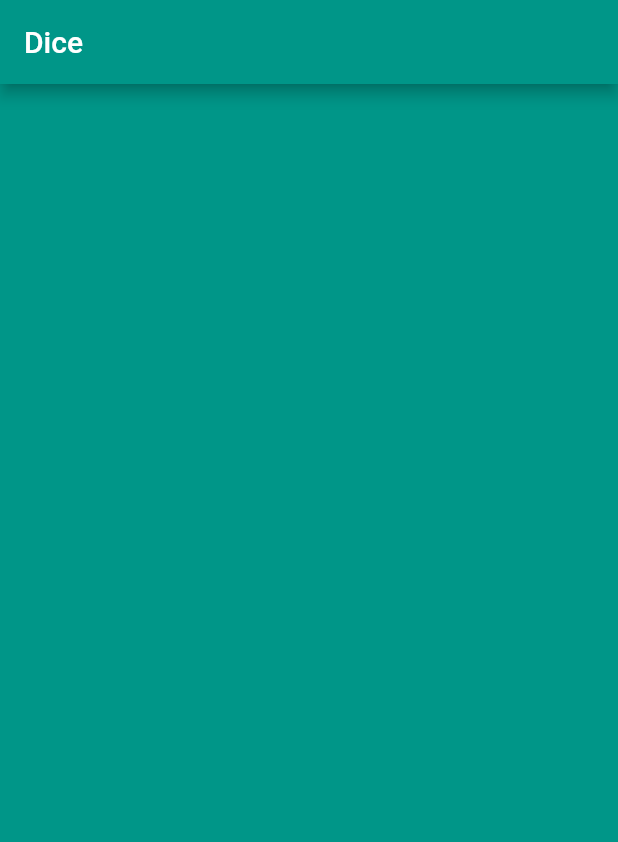
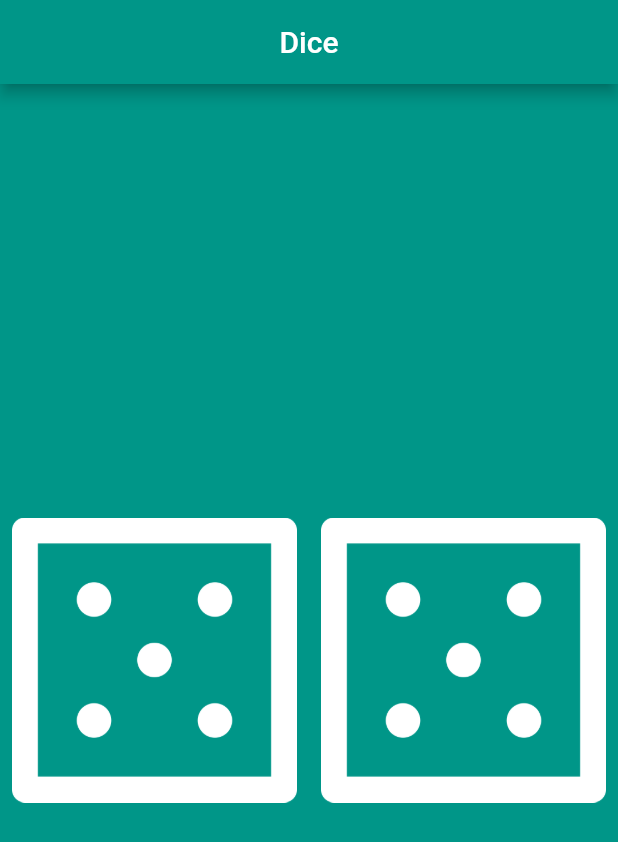
Before and after one commit to berkanergil/dice_app, a Flutter app: the screen it shows after launch, on a phone screen of 412 x 824 dp. Shown: the top 842 px of the screen. Run offline on Flutter 3.47's test engine with Material 2 defaults, Android fonts, the phone set to English and light mode, and no system bars.

```diff
--- a/lib/main.dart
+++ b/lib/main.dart
@@ -1,4 +1,5 @@
 import 'package:flutter/material.dart';
+import 'dart:math';
 
 void main() {
   return runApp(MaterialApp(
@@ -6,18 +7,51 @@ void main() {
       backgroundColor: Colors.teal,
       appBar: AppBar(
         title: const Text('Dice'),
+        centerTitle: true,
         backgroundColor: Colors.teal,
       ),
-      body: DicePage(),
+      body: const DiceApp(),
     ),
   ));
 }
 
-class DicePage extends StatelessWidget {
-  const DicePage({super.key});
+class DiceApp extends StatefulWidget {
+  const DiceApp({super.key});
+
+  @override
+  State<DiceApp> createState() => _DiceAppState();
+}
+
+class _DiceAppState extends State<DiceApp> {
+  int leftDiceNumber = Random().nextInt(6) + 1;
+  int rightDiceNumber = Random().nextInt(6) + 1;
 
   @override
   Widget build(BuildContext context) {
-    return Container();
+    return Center(
+      child: Row(
+        children: [
+          Expanded(
+              child: TextButton(
+                  onPressed: () {
+                    changeDiceNumber();
+                  },
+                  child: Image.asset('images/dice$leftDiceNumber.png'))),
+          Expanded(
+              child: TextButton(
+                  onPressed: () {
+                    changeDiceNumber();
+                  },
+                  child: Image.asset('images/dice$rightDiceNumber.png'))),
+        ],
+      ),
+    );
+  }
+
+  void changeDiceNumber() {
+    setState(() {
+      leftDiceNumber = Random().nextInt(6) + 1;
+      rightDiceNumber = Random().nextInt(6) + 1;
+    });
   }
 }
--- a/pubspec.yaml
+++ b/pubspec.yaml
@@ -58,10 +58,8 @@ flutter:
   # included with your application, so that you can use the icons in
   # the material Icons class.
   uses-material-design: true
-
-  # To add assets to your application, add an assets section, like this:
-  # assets:
-  #   - images/a_dot_burr.jpeg
+  assets:
+    - images/
   #   - images/a_dot_ham.jpeg
 
   # An image asset can refer to one or more resolution-specific "variants", see
```
